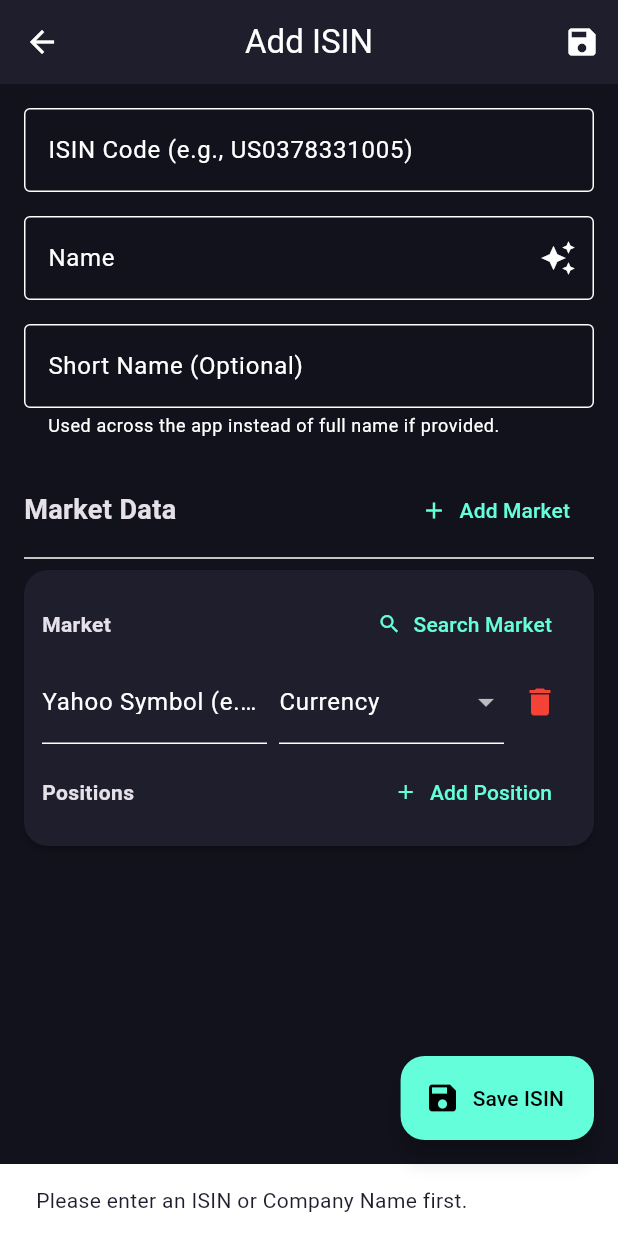
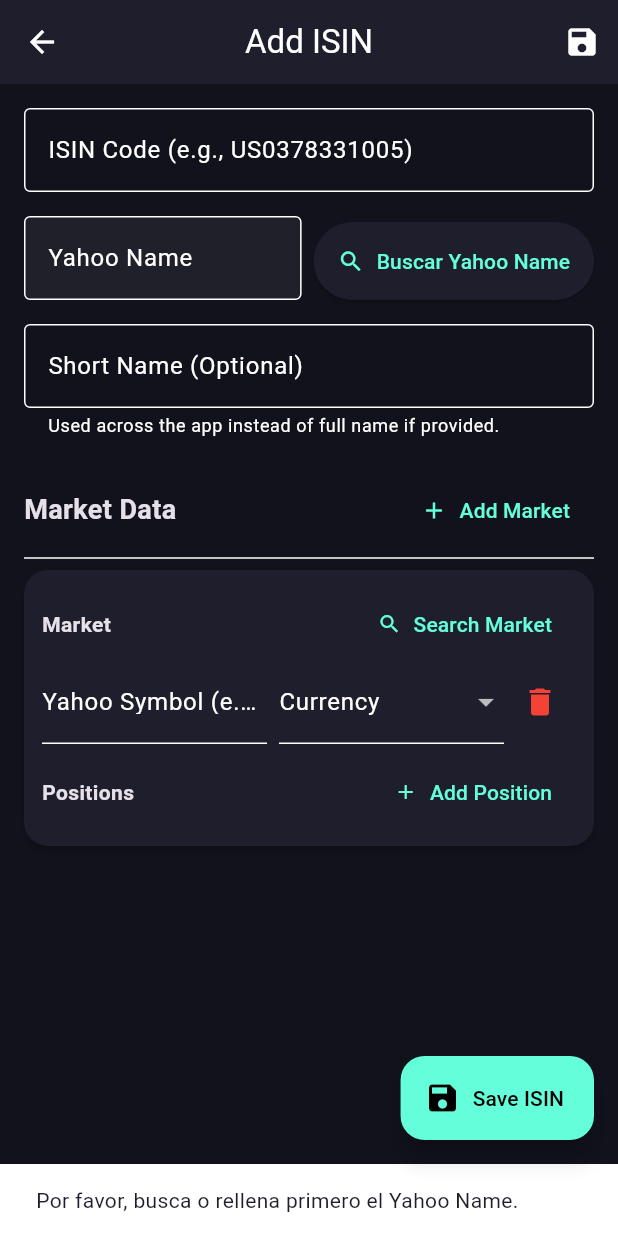
Before and after one commit to garrese/pocket-isins, a Flutter app: the IsinFormScreen screen opened directly, after a tap on "Search Market", on a phone screen of 412 x 824 dp. Run offline on Flutter 3.47's test engine with Material 3 defaults, Android fonts, the phone set to English and light mode, and no system bars; our stand-ins replace dio, file_picker, fl_chart, flutter_riverpod, flutter_secure_storage, isar and 2 more; accounts and stored records are empty; generated files the repository leaves out were written again; network calls fail.

Commit message:
Refactor Portfolio creation screen to prioritize Yahoo Name search
- Renamed "Name" field to "Yahoo Name".
- Disabled manual editing of "Yahoo Name" by default to encourage automated search.
- Added an interactive dialog when tapping the disabled field to allow enabling manual entry.
- Replaced the small autocompletion icon with a prominent "Buscar Yahoo Name" button.
- Updated the search logic to extract unique names (`longname`/`shortname`) using the ISIN.
- Implemented a BottomSheet dialog to let the user select a name when multiple unique names are found.
- Simplified Market Search (`_searchSymbol`) to exclusively use the "Yahoo Name" text instead of an ISIN fallback.
- Added a validation prompt in Market Search if "Yahoo Name" is empty.
- Improved the Market Search symbol selection dialog to display the mapped currency alongside the exchange and symbol.

Co-authored-by: garrese <49403460+garrese@users.noreply.github.com>

```diff
--- a/lib/features/portfolio/presentation/isin_form_screen.dart
+++ b/lib/features/portfolio/presentation/isin_form_screen.dart
@@ -28,6 +28,7 @@ class _IsinFormScreenState extends ConsumerState<IsinFormScreen> {
   final List<TickerFormData> _tickers = [];
   int? _searchingIndex;
   bool _isAutoFillingName = false;
+  bool _isNameManuallyEnabled = false;
 
   @override
   void initState() {
@@ -95,42 +96,49 @@ class _IsinFormScreenState extends ConsumerState<IsinFormScreen> {
       );
       final quotes = response.data['quotes'] as List<dynamic>? ?? [];
 
-      if (quotes.isNotEmpty) {
-        final firstQuote = quotes[0];
-        final longname = firstQuote['longname'];
-        final shortname = firstQuote['shortname'];
+      // Extract unique names
+      final Set<String> uniqueNames = {};
+      for (var q in quotes) {
+        final longname = q['longname'];
+        final shortname = q['shortname'];
+        final nameToUse = longname ?? shortname;
+        if (nameToUse != null && nameToUse.toString().trim().isNotEmpty) {
+          uniqueNames.add(nameToUse.toString().trim());
+        }
+      }
 
-        final nameToUse = longname ?? shortname;
-
-        if (nameToUse != null) {
+      if (uniqueNames.isEmpty) {
+        if (mounted) {
           setState(() {
-            _nameController.text = nameToUse;
+            _isNameManuallyEnabled = true;
           });
+          ScaffoldMessenger.of(context).showSnackBar(
+            const SnackBar(content: Text('No se encontraron nombres. Edición manual habilitada.')),
+          );
+        }
+      } else if (uniqueNames.length == 1) {
         if (mounted) {
+          setState(() {
+            _nameController.text = uniqueNames.first;
+          });
           ScaffoldMessenger.of(context).showSnackBar(
-              const SnackBar(content: Text('Name auto-filled successfully.')),
+            const SnackBar(content: Text('Yahoo Name completado automáticamente.')),
           );
         }
       } else {
         if (mounted) {
-             ScaffoldMessenger.of(context).showSnackBar(
-               const SnackBar(content: Text('Could not find a name for this ISIN.')),
-             );
-           }
-        }
-      } else {
-         if (mounted) {
-           ScaffoldMessenger.of(context).showSnackBar(
-             const SnackBar(content: Text('No results found for this ISIN.')),
-           );
+          _showYahooNameSelectionDialog(uniqueNames.toList());
         }
       }
     } catch (e, stack) {
-      debugPrint('Error auto-filling name: $e');
+      debugPrint('Error searching Yahoo Name: $e');
       debugPrint('Stacktrace: $stack');
       if (mounted) {
+        setState(() {
+          _isNameManuallyEnabled = true;
+        });
         ScaffoldMessenger.of(context).showSnackBar(
-          const SnackBar(content: Text('Error auto-filling name.')),
+          const SnackBar(content: Text('Error en la búsqueda. Edición manual habilitada.')),
         );
       }
     } finally {
@@ -142,13 +150,35 @@ class _IsinFormScreenState extends ConsumerState<IsinFormScreen> {
     }
   }
 
+  void _showYahooNameSelectionDialog(List<String> names) {
+    showModalBottomSheet(
+      context: context,
+      builder: (context) {
+        return ListView.builder(
+          itemCount: names.length,
+          itemBuilder: (context, index) {
+            final name = names[index];
+            return ListTile(
+              title: Text(name),
+              onTap: () {
+                setState(() {
+                  _nameController.text = name;
+                });
+                Navigator.pop(context);
+              },
+            );
+          },
+        );
+      },
+    );
+  }
+
   Future<void> _searchSymbol(int tIndex) async {
-    final isin = _codeController.text.trim();
     final name = _nameController.text.trim();
 
-    if (isin.isEmpty && name.isEmpty) {
+    if (name.isEmpty) {
       ScaffoldMessenger.of(context).showSnackBar(
-        const SnackBar(content: Text('Please enter an ISIN or Company Name first.')),
+        const SnackBar(content: Text('Por favor, busca o rellena primero el Yahoo Name.')),
       );
       return;
     }
@@ -166,45 +196,12 @@ class _IsinFormScreenState extends ConsumerState<IsinFormScreen> {
         },
       );
 
-      List<dynamic> quotes = [];
-
-      if (isin.isNotEmpty) {
-        final response = await dio.get(
-          'https://query2.finance.yahoo.com/v1/finance/search',
-          queryParameters: {'newsCount': 0, 'q': isin},
-          options: options,
-        );
-        final firstQuotes = response.data['quotes'] as List<dynamic>? ?? [];
-
-        if (firstQuotes.isNotEmpty) {
-           final firstQuote = firstQuotes[0];
-           final longname = firstQuote['longname'];
-           final shortname = firstQuote['shortname'];
-
-           final nameToSearch = longname ?? shortname;
-
-           if (nameToSearch != null && nameToSearch.toString().isNotEmpty) {
-             final secondResponse = await dio.get(
-               'https://query2.finance.yahoo.com/v1/finance/search',
-               queryParameters: {'newsCount': 0, 'q': nameToSearch},
-               options: options,
-             );
-             quotes = secondResponse.data['quotes'] as List<dynamic>? ?? [];
-           } else {
-             // fallback to direct ISIN search if no name available
-             quotes = firstQuotes;
-           }
-        } else {
-           quotes = firstQuotes;
-        }
-      } else if (name.isNotEmpty) {
       final response = await dio.get(
         'https://query2.finance.yahoo.com/v1/finance/search',
         queryParameters: {'newsCount': 0, 'q': name},
         options: options,
       );
-        quotes = response.data['quotes'] as List<dynamic>? ?? [];
-      }
+      final quotes = response.data['quotes'] as List<dynamic>? ?? [];
 
       if (quotes.isEmpty && mounted) {
         ScaffoldMessenger.of(context).showSnackBar(
@@ -290,20 +287,70 @@ class _IsinFormScreenState extends ConsumerState<IsinFormScreen> {
                     ),
                   ),
             const SizedBox(height: 16),
-            TextFormField(
+            Row(
+              crossAxisAlignment: CrossAxisAlignment.start,
+              children: [
+                Expanded(
+                  child: InkWell(
+                    onTap: () {
+                      if (!_isNameManuallyEnabled) {
+                        showDialog(
+                          context: context,
+                          builder: (context) => AlertDialog(
+                            title: const Text('Entrada Manual'),
+                            content: const Text(
+                                'Recomendamos usar la búsqueda automática por ISIN. ¿Quieres habilitar la edición manual?'),
+                            actions: [
+                              TextButton(
+                                onPressed: () => Navigator.pop(context),
+                                child: const Text('Aceptar'),
+                              ),
+                              TextButton(
+                                onPressed: () {
+                                  setState(() {
+                                    _isNameManuallyEnabled = true;
+                                  });
+                                  Navigator.pop(context);
+                                },
+                                child: const Text('Editar manualmente'),
+                              ),
+                            ],
+                          ),
+                        );
+                      }
+                    },
+                    child: IgnorePointer(
+                      ignoring: !_isNameManuallyEnabled,
+                      child: TextFormField(
                         controller: _nameController,
                         decoration: InputDecoration(
-                labelText: 'Name',
+                          labelText: 'Yahoo Name',
                           border: const OutlineInputBorder(),
-                suffixIcon: IconButton(
+                          filled: !_isNameManuallyEnabled,
+                          fillColor: !_isNameManuallyEnabled ? Colors.grey.withAlpha(25) : null,
+                          helperText: _isNameManuallyEnabled ? 'Edición manual habilitada' : null,
+                        ),
+                        validator: (v) => v!.trim().isEmpty ? 'Required' : null,
+                        enabled: true, // We use IgnorePointer to block interaction without greying out completely if we prefer
+                      ),
+                    ),
+                  ),
+                ),
+                const SizedBox(width: 8),
+                Padding(
+                  padding: const EdgeInsets.only(top: 4.0), // Align with text field
+                  child: ElevatedButton.icon(
+                    onPressed: _isAutoFillingName ? null : _autoFillName,
                     icon: _isAutoFillingName
                         ? const SizedBox(width: 16, height: 16, child: CircularProgressIndicator(strokeWidth: 2))
-                      : const Icon(Icons.auto_awesome),
-                  onPressed: _isAutoFillingName ? null : _autoFillName,
-                  tooltip: 'Auto-fill from Yahoo',
+                        : const Icon(Icons.search),
+                    label: const Text('Buscar Yahoo Name'),
+                    style: ElevatedButton.styleFrom(
+                      padding: const EdgeInsets.symmetric(horizontal: 16, vertical: 16),
                     ),
                   ),
-              validator: (v) => v!.trim().isEmpty ? 'Required' : null,
+                ),
+              ],
             ),
             const SizedBox(height: 16),
             TextFormField(
@@ -481,29 +528,27 @@ class _IsinFormScreenState extends ConsumerState<IsinFormScreen> {
             final exchange = q['exchange'] ?? 'Unknown';
             final exchDisp = q['exchDisp'] ?? exchange;
             final symbol = q['symbol'] ?? 'Unknown';
-            final title = '$shortname ($exchDisp) - $symbol';
+
+            String? mappedCurrency = kExchangeToCurrencyMap[exchDisp.toString()];
+            if (mappedCurrency == null) {
+              for (final entry in kSymbolSuffixToCurrencyMap.entries) {
+                if (symbol.endsWith(entry.key)) {
+                  mappedCurrency = entry.value;
+                  break;
+                }
+              }
+            }
+
+            final title = mappedCurrency != null
+                ? '$shortname ($exchDisp - $mappedCurrency) - $symbol'
+                : '$shortname ($exchDisp) - $symbol';
 
             return ListTile(
               title: Text(title),
               onTap: () {
                 setState(() {
                   _tickers[tIndex].symbol = symbol;
-
-                  // Auto-map currency based on exchDisp
-                  _tickers[tIndex].currency = '';
-                  final matchingCurrency = kExchangeToCurrencyMap[exchDisp.toString()];
-                  if (matchingCurrency != null) {
-                    _tickers[tIndex].currency = matchingCurrency;
-                  } else {
-                    // Check common symbol suffixes if exchDisp wasn't mapped
-                    for (final entry in kSymbolSuffixToCurrencyMap.entries) {
-                      if (symbol.endsWith(entry.key)) {
-                        _tickers[tIndex].currency = entry.value;
-                        break;
-                      }
-                    }
-                  }
-
+                  _tickers[tIndex].currency = mappedCurrency ?? '';
                 });
                 Navigator.pop(context);
               },
```
Lines whose indentation alone changed are shown as unchanged.
